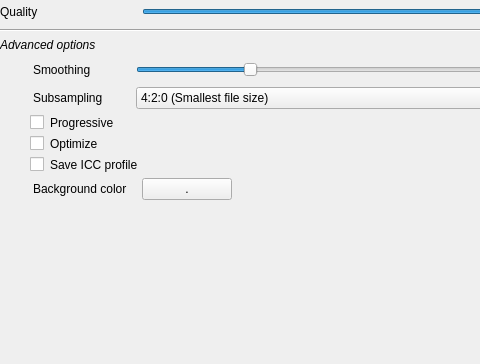
Above: bulicommander/bulicommander/bc/resources/bcwexportoptionsjpeg.ui from Grum999/BuliCommander before the change; both pictures show x 0 to 480 and y 0 to 364 of the 926 by 364 pixel window. Below: the same form after it.
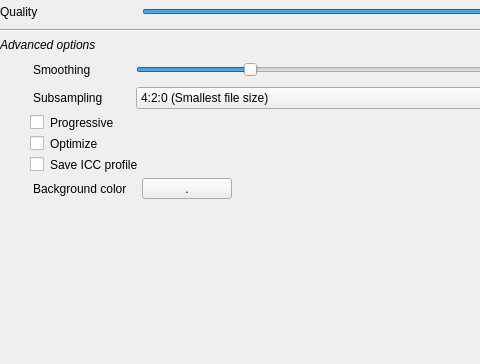
That is the form after the change. Custom widgets are drawn as their Qt base class.

The edit to the form file:
```diff
--- a/bulicommander/bulicommander/bc/resources/bcwexportoptionsjpeg.ui
+++ b/bulicommander/bulicommander/bc/resources/bcwexportoptionsjpeg.ui
@@ -207,7 +207,7 @@
     </widget>
    </item>
    <item row="10" column="2">
-    <widget class="BCWColorButton" name="pbBgColor">
+    <widget class="WColorButton" name="pbBgColor">
      <property name="maximumSize">
       <size>
        <width>90</width>
@@ -269,9 +269,9 @@
  </widget>
  <customwidgets>
   <customwidget>
-   <class>BCWColorButton</class>
-   <extends>QPushButton</extends>
-   <header>bulicommander.bc.bcwcolorbutton</header>
+   <class>WColorButton</class>
+   <extends>QToolButton</extends>
+   <header>bulicommander.pktk.widgets.wcolorbutton</header>
   </customwidget>
  </customwidgets>
  <resources/>
```
